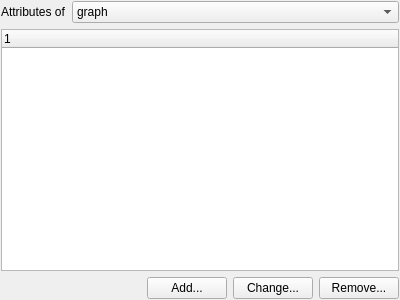
This is src/commonui/CClassAttributesEditorUI.ui in ArsMasiuk/qvge as Qt 5 draws it before an edit. The edited form follows.
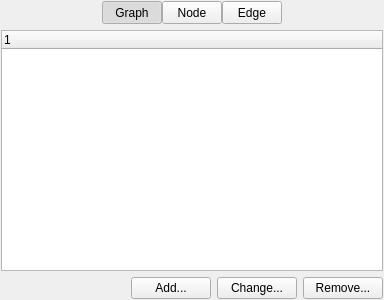
This is the edited form. Icons and pictures are not drawn. Custom widgets are drawn as their Qt base class.

Patch:
```diff
--- a/src/commonui/CClassAttributesEditorUI.ui
+++ b/src/commonui/CClassAttributesEditorUI.ui
@@ -6,7 +6,7 @@
    <rect>
     <x>0</x>
     <y>0</y>
-    <width>400</width>
+    <width>384</width>
     <height>300</height>
    </rect>
   </property>
@@ -28,41 +28,167 @@
    </property>
    <item>
     <layout class="QHBoxLayout" name="horizontalLayout_2">
+     <property name="spacing">
+      <number>0</number>
+     </property>
      <item>
-      <widget class="QLabel" name="label">
+      <spacer name="horizontalSpacer_3">
+       <property name="orientation">
+        <enum>Qt::Horizontal</enum>
+       </property>
+       <property name="sizeType">
+        <enum>QSizePolicy::Expanding</enum>
+       </property>
+       <property name="sizeHint" stdset="0">
+        <size>
+         <width>0</width>
+         <height>0</height>
+        </size>
+       </property>
+      </spacer>
+     </item>
+     <item>
+      <widget class="QToolButton" name="GraphButton">
+       <property name="sizePolicy">
+        <sizepolicy hsizetype="Fixed" vsizetype="Preferred">
+         <horstretch>0</horstretch>
+         <verstretch>0</verstretch>
+        </sizepolicy>
+       </property>
+       <property name="minimumSize">
+        <size>
+         <width>60</width>
+         <height>23</height>
+        </size>
+       </property>
+       <property name="statusTip">
+        <string>Edit graph attributes</string>
+       </property>
        <property name="text">
-        <string>Attributes of</string>
+        <string>Graph</string>
        </property>
+       <property name="icon">
+        <iconset resource="commonui.qrc">
+         <normaloff>:/Icons/Graph</normaloff>:/Icons/Graph</iconset>
+       </property>
+       <property name="iconSize">
+        <size>
+         <width>20</width>
+         <height>20</height>
+        </size>
+       </property>
+       <property name="checkable">
+        <bool>true</bool>
+       </property>
+       <property name="checked">
+        <bool>true</bool>
+       </property>
+       <property name="autoExclusive">
+        <bool>true</bool>
+       </property>
+       <property name="toolButtonStyle">
+        <enum>Qt::ToolButtonTextBesideIcon</enum>
+       </property>
       </widget>
      </item>
      <item>
-      <widget class="QComboBox" name="ClassId">
+      <widget class="QToolButton" name="NodeButton">
        <property name="sizePolicy">
-        <sizepolicy hsizetype="Expanding" vsizetype="Fixed">
+        <sizepolicy hsizetype="Fixed" vsizetype="Preferred">
          <horstretch>0</horstretch>
          <verstretch>0</verstretch>
         </sizepolicy>
        </property>
+       <property name="minimumSize">
+        <size>
+         <width>60</width>
+         <height>23</height>
+        </size>
+       </property>
        <property name="statusTip">
         <string>Choose element to edit default attributes</string>
        </property>
-       <item>
-        <property name="text">
-         <string>graph</string>
-        </property>
-       </item>
-       <item>
-        <property name="text">
-         <string>node</string>
-        </property>
-       </item>
-       <item>
-        <property name="text">
-         <string>edge</string>
-        </property>
-       </item>
+       <property name="text">
+        <string>Node</string>
+       </property>
+       <property name="icon">
+        <iconset resource="commonui.qrc">
+         <normaloff>:/Icons/Node-Disc</normaloff>:/Icons/Node-Disc</iconset>
+       </property>
+       <property name="iconSize">
+        <size>
+         <width>20</width>
+         <height>20</height>
+        </size>
+       </property>
+       <property name="checkable">
+        <bool>true</bool>
+       </property>
+       <property name="autoExclusive">
+        <bool>true</bool>
+       </property>
+       <property name="toolButtonStyle">
+        <enum>Qt::ToolButtonTextBesideIcon</enum>
+       </property>
       </widget>
      </item>
+     <item>
+      <widget class="QToolButton" name="EdgeButton">
+       <property name="sizePolicy">
+        <sizepolicy hsizetype="Fixed" vsizetype="Preferred">
+         <horstretch>0</horstretch>
+         <verstretch>0</verstretch>
+        </sizepolicy>
+       </property>
+       <property name="minimumSize">
+        <size>
+         <width>60</width>
+         <height>23</height>
+        </size>
+       </property>
+       <property name="statusTip">
+        <string>Edit default edge attributes</string>
+       </property>
+       <property name="text">
+        <string>Edge</string>
+       </property>
+       <property name="icon">
+        <iconset resource="commonui.qrc">
+         <normaloff>:/Icons/Edge-Undirected</normaloff>:/Icons/Edge-Undirected</iconset>
+       </property>
+       <property name="iconSize">
+        <size>
+         <width>20</width>
+         <height>20</height>
+        </size>
+       </property>
+       <property name="checkable">
+        <bool>true</bool>
+       </property>
+       <property name="autoExclusive">
+        <bool>true</bool>
+       </property>
+       <property name="toolButtonStyle">
+        <enum>Qt::ToolButtonTextBesideIcon</enum>
+       </property>
+      </widget>
+     </item>
+     <item>
+      <spacer name="horizontalSpacer_2">
+       <property name="orientation">
+        <enum>Qt::Horizontal</enum>
+       </property>
+       <property name="sizeType">
+        <enum>QSizePolicy::Expanding</enum>
+       </property>
+       <property name="sizeHint" stdset="0">
+        <size>
+         <width>0</width>
+         <height>0</height>
+        </size>
+       </property>
+      </spacer>
+     </item>
     </layout>
    </item>
    <item>
```
Left out of the diff: 13 changed lines with no effect on the pictures.
